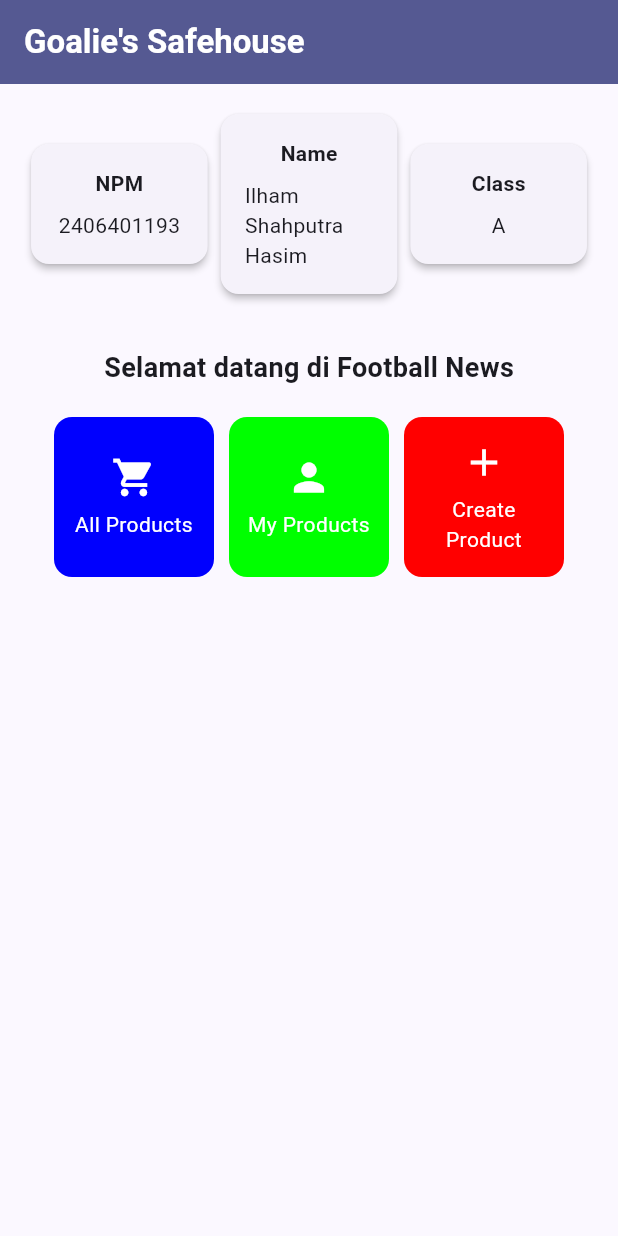
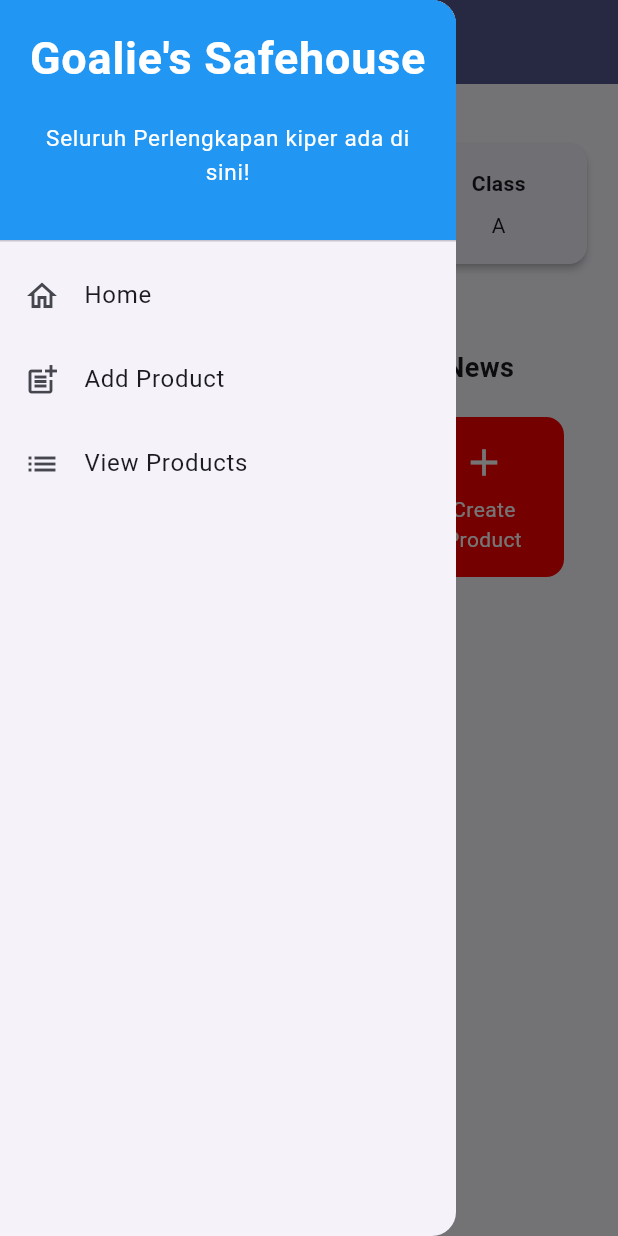
Before and after one commit to ilh4msh/Goalie-s-Safehouse-mobile, a Flutter app: the screen it shows after launch, with the side drawer open (before the commit the screen has no drawer), on a phone screen of 412 x 824 dp. Run offline on Flutter 3.47's test engine with Material 3 defaults, Android fonts, the light colour scheme and no system bars.

Commit message:
Progress TI8

```diff
--- a/lib/menu.dart
+++ b/lib/menu.dart
@@ -1,4 +1,6 @@
 import 'package:flutter/material.dart';
+import 'package:goalie_s_safehouse_mobile/widgets/left_drawer.dart';
+import 'package:goalie_s_safehouse_mobile/createproduct_form.dart';
 
 class MyHomePage extends StatelessWidget {
     MyHomePage({super.key});
@@ -30,6 +32,7 @@ class MyHomePage extends StatelessWidget {
         // Warna latar belakang AppBar diambil dari skema warna tema aplikasi.
         backgroundColor: Theme.of(context).colorScheme.primary,
       ),
+      drawer: LeftDrawer(),
       // Body halaman dengan padding di sekelilingnya.
       body: Padding(
         padding: const EdgeInsets.all(16.0),
@@ -149,6 +152,11 @@ class ItemCard extends StatelessWidget {
             ..showSnackBar(
               SnackBar(content: Text("Kamu telah menekan tombol ${item.name}!"))
             );
+          // Navigate ke route yang sesuai (tergantung jenis tombol)
+            if (item.name == "Create Product") {
+              Navigator.push(context,
+              MaterialPageRoute(builder: (context) => const ProductFormPage()));
+            }
         },
         // Container untuk menyimpan Icon dan Text
         child: Container(
--- /dev/null
+++ b/lib/widgets/left_drawer.dart
@@ -0,0 +1,77 @@
+import 'package:flutter/material.dart';
+import 'package:goalie_s_safehouse_mobile/menu.dart';
+import 'package:goalie_s_safehouse_mobile/createproduct_form.dart';
+
+class LeftDrawer extends StatelessWidget {
+  const LeftDrawer({super.key});
+
+  @override
+  Widget build(BuildContext context) {
+    return Drawer(
+      child: ListView(
+        children: [
+          const DrawerHeader(
+            decoration: BoxDecoration(
+              color: Colors.blue,
+            ),
+            child: Column(
+              children: [
+                Text(
+                  'Goalie\'s Safehouse',
+                  textAlign: TextAlign.center,
+                  style: TextStyle(
+                    fontSize: 30,
+                    fontWeight: FontWeight.bold,
+                    color: Colors.white,
+                  ),
+                ),
+                Padding(padding: EdgeInsets.all(10)),
+                Text(
+                  "Seluruh Perlengkapan kiper ada di sini!",
+                  textAlign:  TextAlign.center,
+                  style: TextStyle(
+                    fontSize: 15,
+                    fontWeight: FontWeight.normal,
+                    color: Colors.white,
+                  ),
+                ),
+              ],
+            ),
+          ),
+          ListTile(
+            leading: const Icon(Icons.home_outlined),
+            title: const Text('Home'),
+            // Bagian redirection ke MyHomePage
+            onTap: () {
+              Navigator.pushReplacement(
+                  context,
+                  MaterialPageRoute(
+                    builder: (context) => MyHomePage(),
+                  ));
+            },
+          ),
+          ListTile(
+            leading: const Icon(Icons.post_add),
+            title: const Text('Add Product'),
+            // Bagian redirection ke ProductFormPage
+            onTap: () {
+              Navigator.pushReplacement(
+                  context,
+                  MaterialPageRoute(
+                    builder: (context) => const ProductFormPage(),
+                  ));
+            },
+          ),
+          ListTile(
+            leading: const Icon(Icons.list),
+            title: const Text('View Products'),
+            // Bagian redirection ke ProductsListPage
+            onTap: () {
+              // TODO ISI NAVIGASI KE Products LIST PAGE
+            },
+          ),
+        ],
+      ),
+    );
+  }
+}
```
Also changed, not shown: lib/createproduct_form.dart (added, +397 -0 lines), 1 other file.
